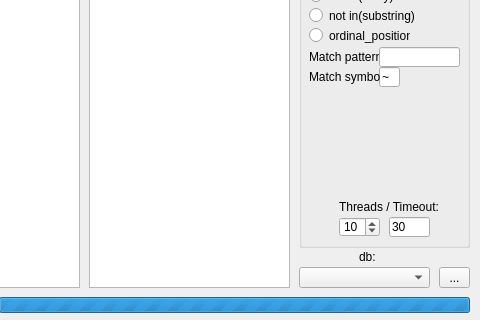
The window that form.ui (kaeso/enema) describes before a commit, drawn with Qt 5; both pictures show x 131 to 611 and y 298 to 618 of the 611 by 618 pixel window.
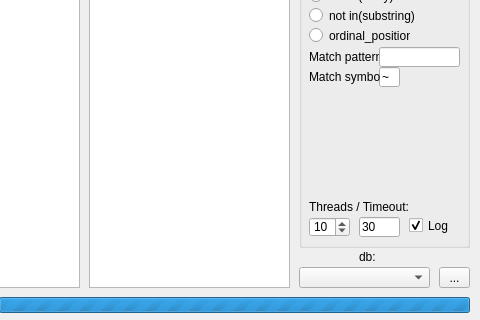
The same window after the commit.

```diff
--- a/form.ui
+++ b/form.ui
@@ -203,7 +203,7 @@
       <widget class="QSpinBox" name="threadBox">
        <property name="geometry">
         <rect>
-         <x>40</x>
+         <x>10</x>
          <y>280</y>
          <width>41</width>
          <height>20</height>
@@ -222,7 +222,7 @@
       <widget class="QLabel" name="label_5">
        <property name="geometry">
         <rect>
-         <x>40</x>
+         <x>10</x>
          <y>260</y>
          <width>101</width>
          <height>20</height>
@@ -235,7 +235,7 @@
       <widget class="QLineEdit" name="lineTimeout">
        <property name="geometry">
         <rect>
-         <x>90</x>
+         <x>60</x>
          <y>280</y>
          <width>41</width>
          <height>20</height>
@@ -320,6 +320,22 @@
         <string/>
        </property>
       </widget>
+      <widget class="QCheckBox" name="logCheckBox">
+       <property name="geometry">
+        <rect>
+         <x>110</x>
+         <y>280</y>
+         <width>41</width>
+         <height>17</height>
+        </rect>
+       </property>
+       <property name="text">
+        <string>Log</string>
+       </property>
+       <property name="checked">
+        <bool>true</bool>
+       </property>
+      </widget>
      </widget>
      <widget class="QLineEdit" name="lineUrl">
       <property name="geometry">
```
